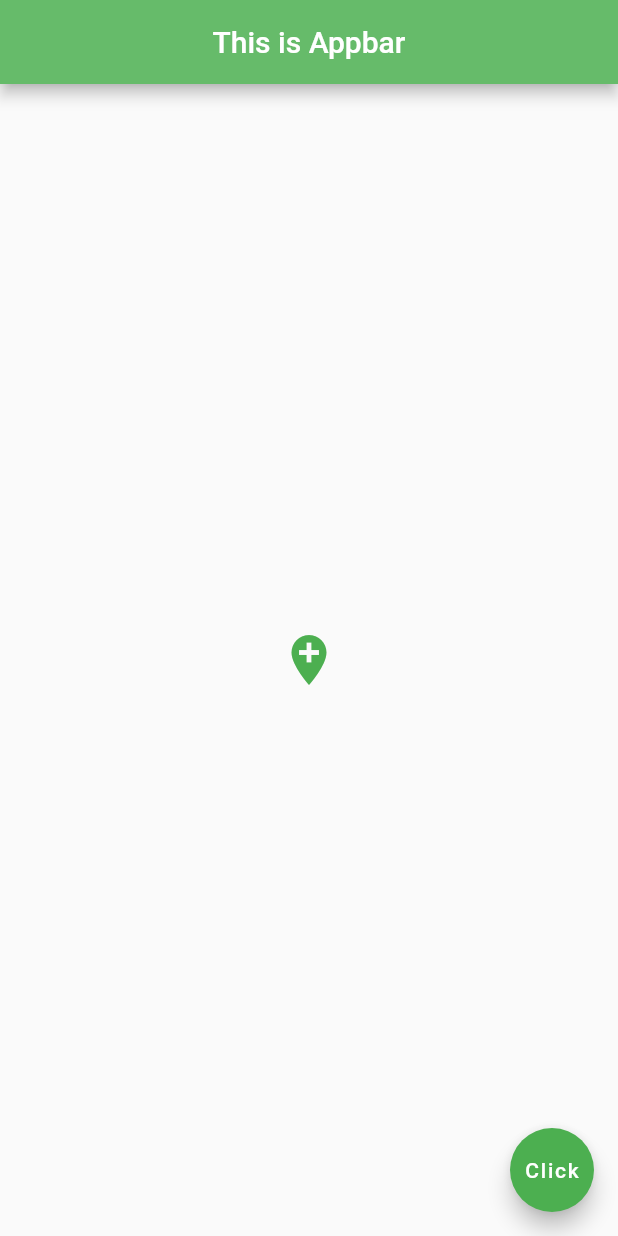
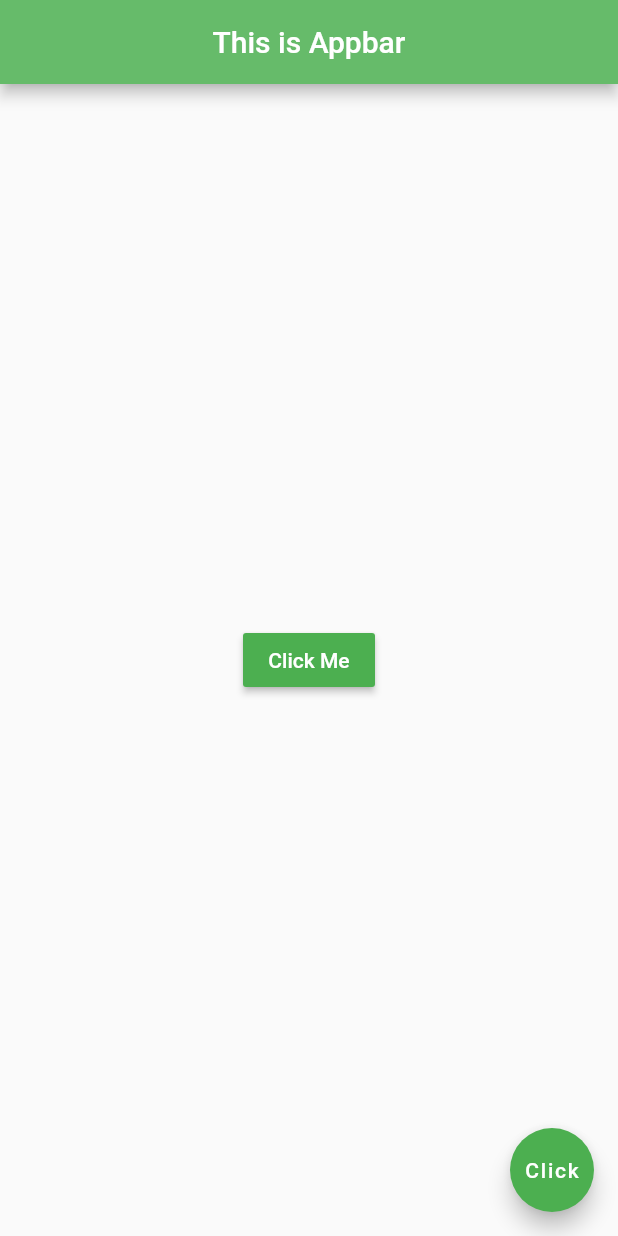
Before and after one commit to rohitksingh/FlutterStuff, a Flutter app: the screen it shows after launch, on a phone screen of 412 x 824 dp. Run offline on Flutter 3.47's test engine with Material 2 defaults, Android fonts, the phone set to English and light mode, and no system bars.

Commit message:
Used a button widget

```diff
--- a/simple_form/lib/main.dart
+++ b/simple_form/lib/main.dart
@@ -18,10 +18,13 @@ class HomePage extends StatelessWidget {
         backgroundColor: Colors.green[400],
       ),
       body: Center(
-        child: Icon(
-          Icons.add_location,
+        child: RaisedButton(
+          onPressed: (){},
           color: Colors.green,
-          size: 40,
+          textColor: Colors.white,
+          child: Text(
+            'Click Me',
+          ),
         ),
 
       ),
```
